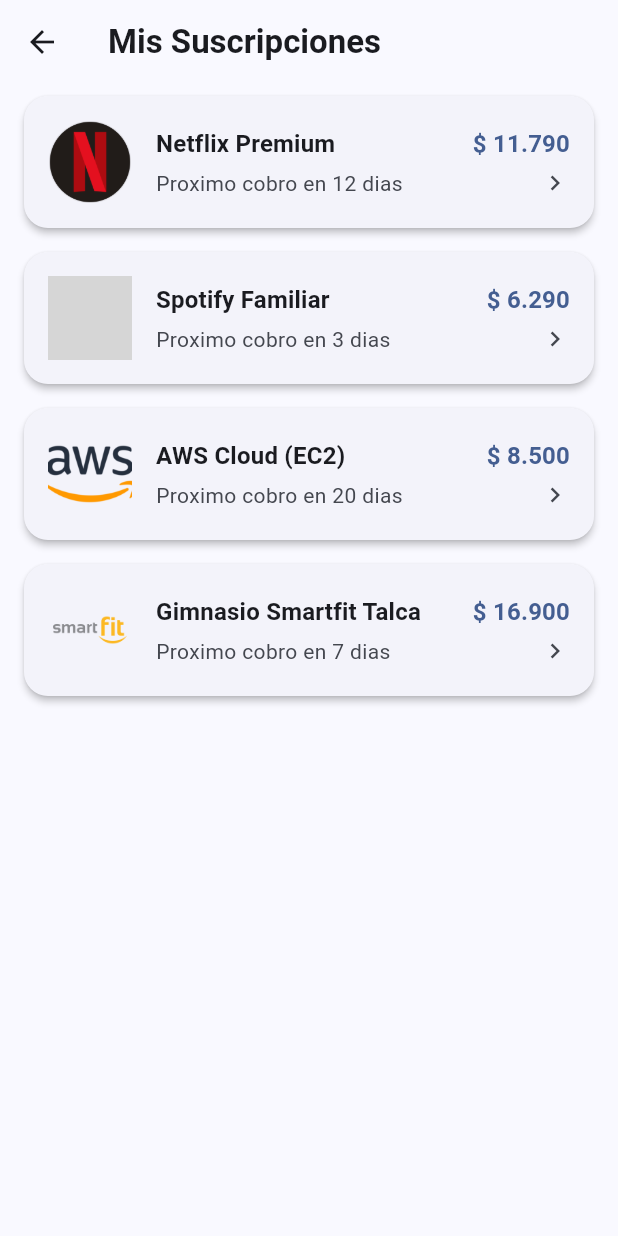
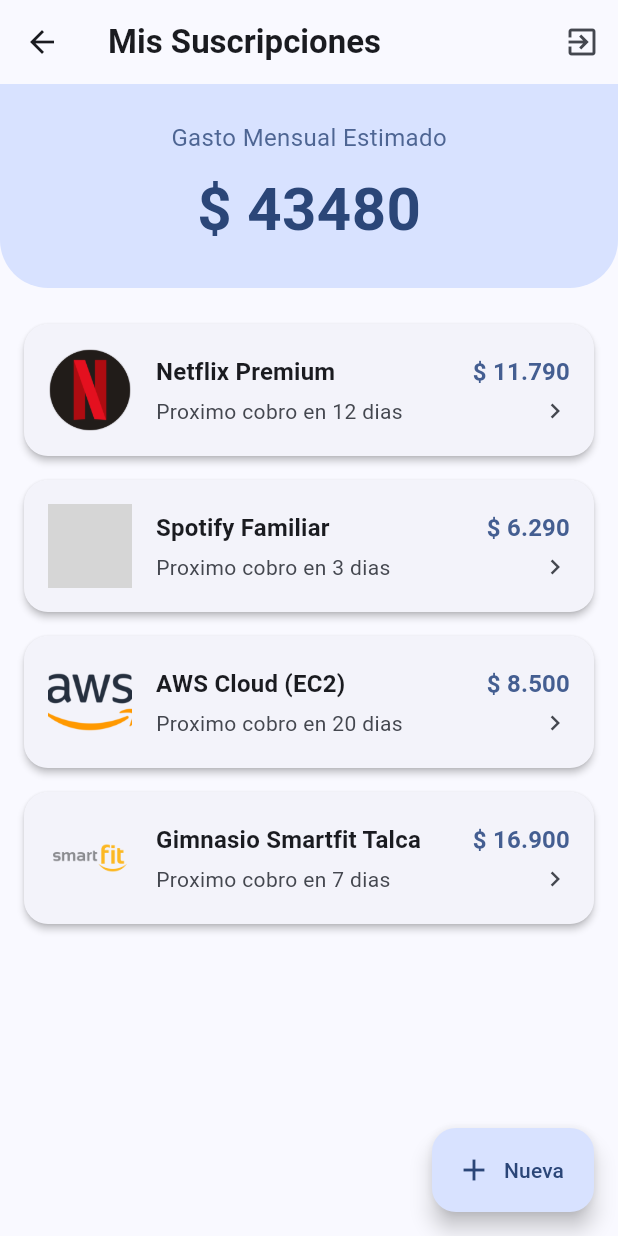
Before and after one commit to buhSound/fintech_workspace, a Flutter app: the MasterListScreen screen opened directly, on a phone screen of 412 x 824 dp. Run offline on Flutter 3.47's test engine with Material 3 defaults, Android fonts, the phone set to English and light mode, and no system bars; our stand-ins replace flutter_secure_storage, local_auth, share_plus; accounts and stored records are empty; grey boxes are pictures that could not be loaded.

Commit message:
Actualizacion del enrutador

```diff
--- /dev/null
+++ b/lib/services/secure_storage_service.dart
@@ -0,0 +1,19 @@
+import 'package:flutter_secure_storage/flutter_secure_storage.dart';
+
+class SecureStorageService {
+  final FlutterSecureStorage _storage = const FlutterSecureStorage(
+    //aOptions: AndroidOptions(encryptedSharedPreferences: true),
+  );
+
+  Future<void> saveSessionToken(String token) async{
+    await _storage.write(key: 'auth_token', value: token);
+  }
+
+  Future<String?> getSessionToken() async {
+    return await _storage.read(key: 'auth_token');
+  }
+
+  Future<void> deleteSession() async{
+    await _storage.delete(key: 'auth_token');
+  }
+}
--- a/lib/ui/screens/login_screen.dart
+++ b/lib/ui/screens/login_screen.dart
@@ -1,5 +1,3 @@
-import 'dart:js_interop';
-
 import 'package:flutter/material.dart';
 import 'package:provider/provider.dart';
 import '../../viewmodels/auth_viewmodel.dart';
--- a/lib/ui/screens/master_list_screen.dart
+++ b/lib/ui/screens/master_list_screen.dart
@@ -1,14 +1,22 @@
 import 'package:flutter/material.dart';
+import 'package:provider/provider.dart';
 
 import '../../domain/models/mock_data.dart';
 import '../widgets/subscription_card.dart';
 import 'subscription_detail_screen.dart';
+import '../../viewmodels/auth_viewmodel.dart';
 
 class MasterListScreen extends StatelessWidget{
     const MasterListScreen({super.key});
 
     @override
     Widget build(BuildContext context){
+
+        final int totalGasto = mockSubscriptions.fold<int>(
+            0,
+            (sum, item) => sum + item.monthlyCost
+        );
+
         return Scaffold(
             appBar: AppBar(
                 title: const Text(
@@ -17,8 +25,48 @@
                 ),
                 centerTitle: false,
                 elevation: 0,
+                actions: [
+                    IconButton(
+                        icon: const Icon(Icons.exit_to_app),
+                        onPressed: () => context.read<AuthViewModel>().logout(),
+                        tooltip: 'Cerrar Sesion',
                     ),
-            body: ListView.builder(
+                ],
+            ),
+            body: Column(
+                children: [
+                    Container(
+                        padding: const EdgeInsets.all(24.0),
+                        width: double.infinity,
+                        decoration: BoxDecoration(
+                            color: Theme.of(context).colorScheme.primaryContainer,
+                            borderRadius: const BorderRadius.vertical(bottom: Radius.circular(32)),
+                        ),
+                        child: Column(
+                            children: [
+                                Text(
+                                    'Gasto Mensual Estimado',
+                                    style: TextStyle(
+                                        fontSize: 16,
+                                        color: Theme.of(context).colorScheme.onPrimaryContainer.withOpacity(0.8)
+                                    )
+                                ),
+                                const SizedBox(height: 8),
+                                Text(
+                                    '\$ $totalGasto',
+                                    style: TextStyle(
+                                        fontSize: 40,
+                                        fontWeight: FontWeight.bold,
+                                        color: Theme.of(context).colorScheme.onPrimaryContainer
+                                    )
+                                ),
+                            ],
+                        ),
+                    ),
+                    const SizedBox(height: 16),
+
+                    Expanded(
+                        child: ListView.builder(
                             padding: const EdgeInsets.symmetric(horizontal: 16.0, vertical: 8.0),
                             itemCount: mockSubscriptions.length,
                             itemBuilder: (context, index) {
@@ -26,7 +74,7 @@
 
                                 return SubscriptionCard(
                                     subscription: subscription,
-                        onTap: (){
+                                    onTap: () {
                                         Navigator.push(
                                             context,
                                             MaterialPageRoute(
@@ -39,6 +87,16 @@
                                 );
                             },
                         ),
+                    ),
+                ],
+            ),
+            floatingActionButton: FloatingActionButton.extended(
+                onPressed: () {
+                    // TODO: Implementar vista para añadir suscripción
+                },
+                icon: const Icon(Icons.add),
+                label: const Text('Nueva'),
+            ),
         );
     }
 }
--- a/lib/viewmodels/auth_viewmodel.dart
+++ b/lib/viewmodels/auth_viewmodel.dart
@@ -1,19 +1,35 @@
+import 'package:fintech_workspace/services/secure_storage_service.dart';
 import 'package:flutter/foundation.dart';
 import '../services/biometric_auth_service.dart';
 
 class AuthViewModel extends ChangeNotifier{
   final BiometricAuthService _biometricService;
+  final SecureStorageService _secureStorage;
 
   bool _isLoading = false;
   bool _isAuthenticated = false;
+  bool _isCheckingSession = true;
   String? _errorMessage;
 
-  AuthViewModel({required BiometricAuthService biometricService})
-    : _biometricService = biometricService;
+  AuthViewModel({
+    required BiometricAuthService biometricService,
+    required SecureStorageService secureStorage,
+  }) : _biometricService = biometricService,
+      _secureStorage = secureStorage;
 
-  bool get isLoading =>isLoading;
+  bool get isLoading => _isLoading;
   bool get isAutheticated => _isAuthenticated;
+  bool get isCheckingSession => _isCheckingSession;
   String? get errorMessage => _errorMessage;
+
+  Future<void> checkExistingSession() async{
+    final token = await _secureStorage.getSessionToken();
+    if(token != null){
+      _isAuthenticated = true;
+    }
+    _isCheckingSession = false;
+    notifyListeners();
+  }
 
   Future<void> loginWithBiometrics() async{
     _setLoading(true);
@@ -27,15 +43,24 @@
     final success = await _biometricService.authenticate();
 
     if (success) {
+
+      await _secureStorage.saveSessionToken('fintech_token_secreto_xyz123');
+
       _isAuthenticated = true;
       _errorMessage = null;
       notifyListeners();
+
     } else {
       _setError('Huella no reconocida o autenticacion cancelada');
     }
     _setLoading(false);
   }
 
+  Future<void> logout() async{
+    await _secureStorage.deleteSession();
+    _isAuthenticated = false;
+    notifyListeners();
+  }
   void _setLoading(bool value){
     _isLoading = value;
     notifyListeners();
```
Also changed, not shown: lib/main.dart (+14 -2 lines), lib/services/device_interop_service.dart (added, +38 -0 lines), lib/ui/screens/dashboard_screen.dart (added, +38 -0 lines), lib/ui/screens/root_screen.dart (added, +40 -0 lines), pubspec.yaml (+18 -0 lines), assets/images/winton.png (added), lib/viewmodels/subscription_viewmodel.dart (added), pubspec.lock, 77 other files. Lines whose indentation alone changed are shown as unchanged.
